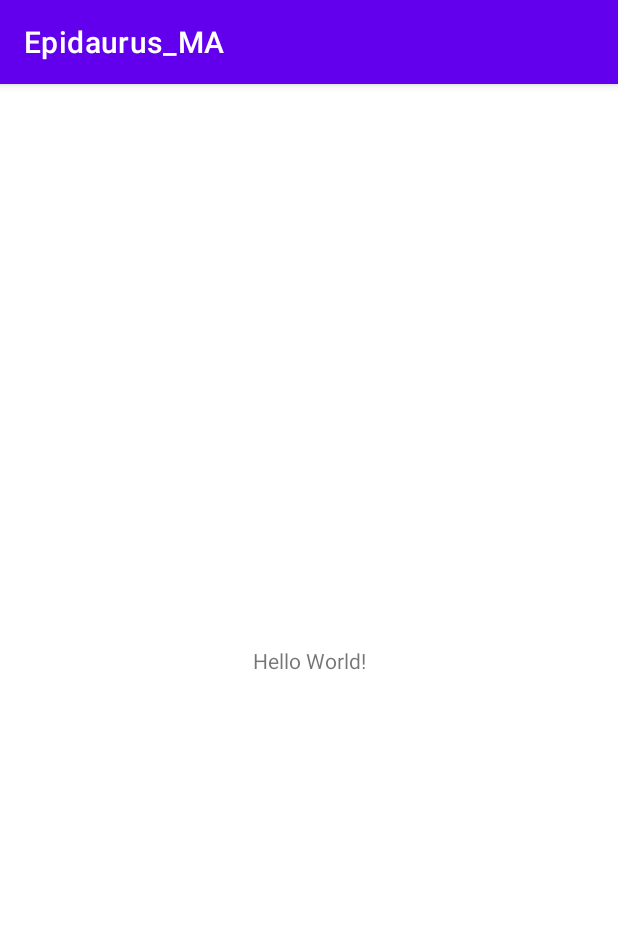
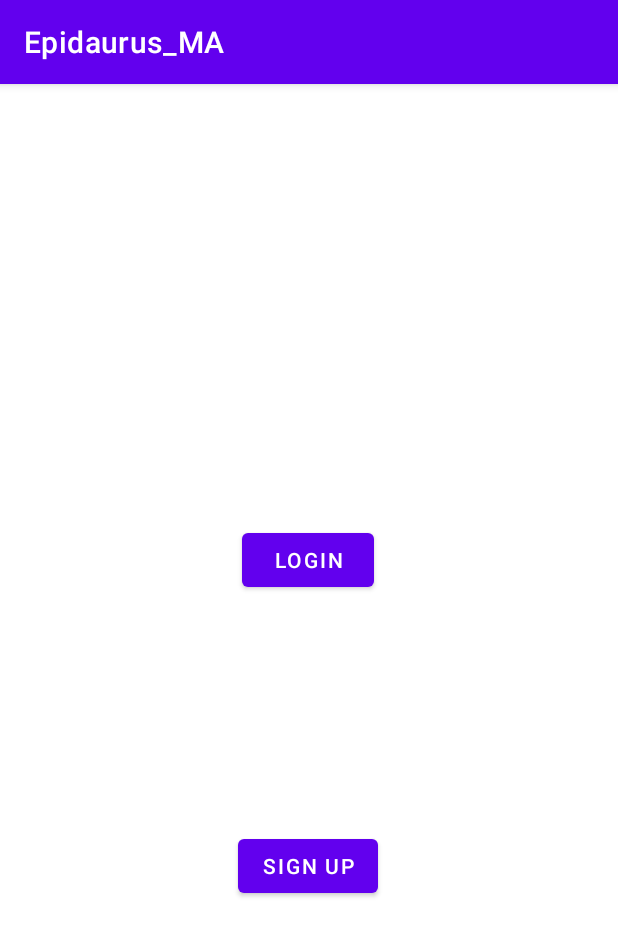
Before and after one commit to salhanyf/Epidaurus_MA, an Android app: the screen it shows after launch (MainActivity), on a phone screen of 412 x 824 dp. Shown: the top 936 px of the screen. Run offline under Robolectric (Android 15) with nearby library versions, the phone set to English and light mode, and no system bars.

Commit message:
Login and Sign Up activities created

```diff
--- a/app/src/main/res/layout/activity_main.xml
+++ b/app/src/main/res/layout/activity_main.xml
@@ -4,15 +4,31 @@
     xmlns:tools="http://schemas.android.com/tools"
     android:layout_width="match_parent"
     android:layout_height="match_parent"
-    tools:context=".MainActivity">
+    tools:context=".MainActivity"
+    tools:layout_editor_absoluteX="0dp"
+    tools:layout_editor_absoluteY="130dp">
 
-    <TextView
+    <Button
+        android:id="@+id/loginBtn"
         android:layout_width="wrap_content"
         android:layout_height="wrap_content"
-        android:text="Hello World!"
+        android:text="Login"
+        app:layout_constraintBottom_toTopOf="@+id/signupBtn"
+        app:layout_constraintEnd_toEndOf="parent"
+        app:layout_constraintHorizontal_bias="0.498"
+        app:layout_constraintStart_toStartOf="parent"
+        app:layout_constraintTop_toTopOf="parent"
+        app:layout_constraintVertical_bias="0.653" />
+
+    <Button
+        android:id="@+id/signupBtn"
+        android:layout_width="wrap_content"
+        android:layout_height="wrap_content"
+        android:text="Sign Up"
         app:layout_constraintBottom_toBottomOf="parent"
         app:layout_constraintEnd_toEndOf="parent"
+        app:layout_constraintHorizontal_bias="0.498"
         app:layout_constraintStart_toStartOf="parent"
-        app:layout_constraintTop_toTopOf="parent" />
-
+        app:layout_constraintTop_toTopOf="parent"
+        app:layout_constraintVertical_bias="0.691" />
 </androidx.constraintlayout.widget.ConstraintLayout>
```
Also changed, not shown: app/src/main/AndroidManifest.xml (+14 -0 lines), app/src/main/java/com/team11/epidaurus_ma/LoginActivity.kt (added, +11 -0 lines), app/src/main/java/com/team11/epidaurus_ma/SignUpActivity.kt (added, +11 -0 lines), app/src/main/res/layout/activity_login.xml (added, +9 -0 lines), app/src/main/res/layout/activity_sign_up.xml (added, +9 -0 lines).
